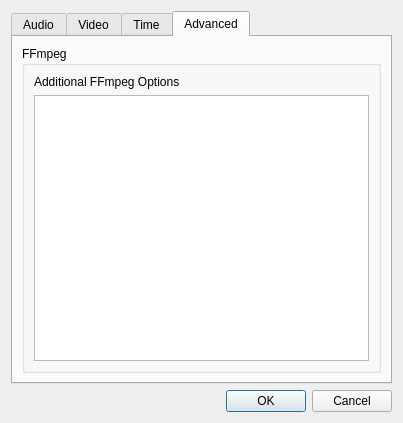
Before: the Qt Designer form src/ui/conversionparameterdialog.ui in qwinff/qwinff, drawn with Qt 5.
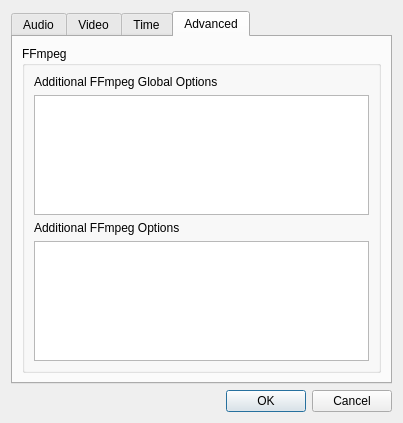
After: the same form once the commit is applied. The open tabs and pages were chosen to show the change. Icons and pictures are not drawn.

Commit message:
add extra FFMPEG global options support to both presets.xml and GUI
The '-strict strict' or '-cpuflags -sse+mmx' parameters can be used
globally. Add support for this.

```diff
--- a/src/ui/conversionparameterdialog.ui
+++ b/src/ui/conversionparameterdialog.ui
@@ -519,6 +519,20 @@
             <string>FFmpeg</string>
            </property>
            <layout class="QVBoxLayout" name="verticalLayout_5">
+            <item>
+             <layout class="QVBoxLayout" name="verticalLayout_10">
+              <item>
+               <widget class="QLabel" name="lblFFmpegGlobals">
+                <property name="text">
+                 <string>Additional FFmpeg Global Options</string>
+                </property>
+               </widget>
+              </item>
+              <item>
+               <widget class="QPlainTextEdit" name="txtFFmpegGlobals"/>
+              </item>
+             </layout>
+            </item>
             <item>
              <layout class="QVBoxLayout" name="verticalLayout_4">
               <item>
```
The commit also changes 7 other files.
